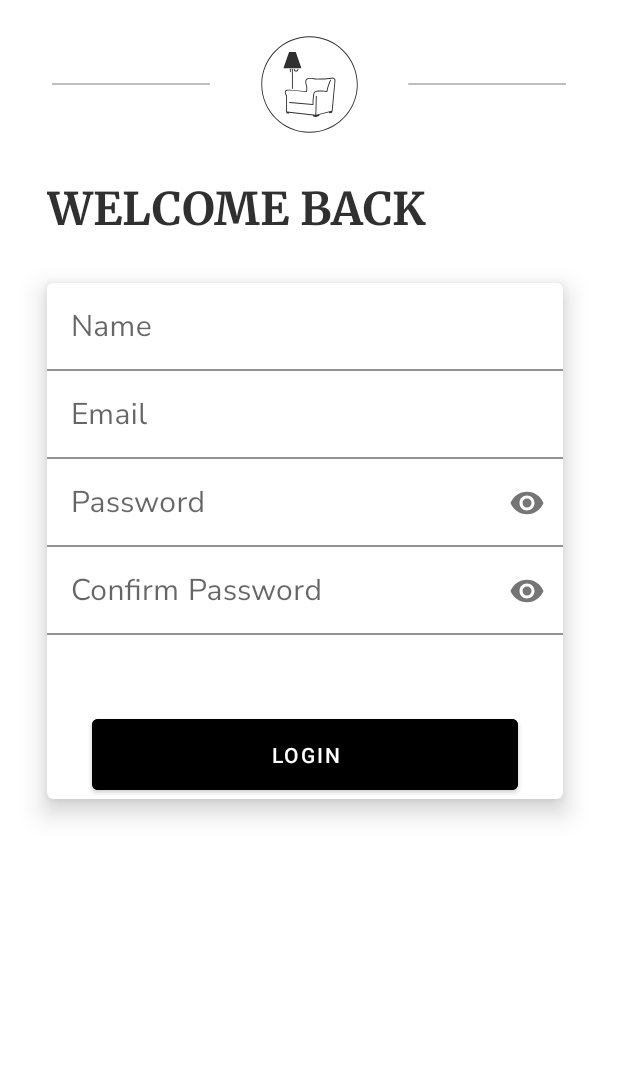
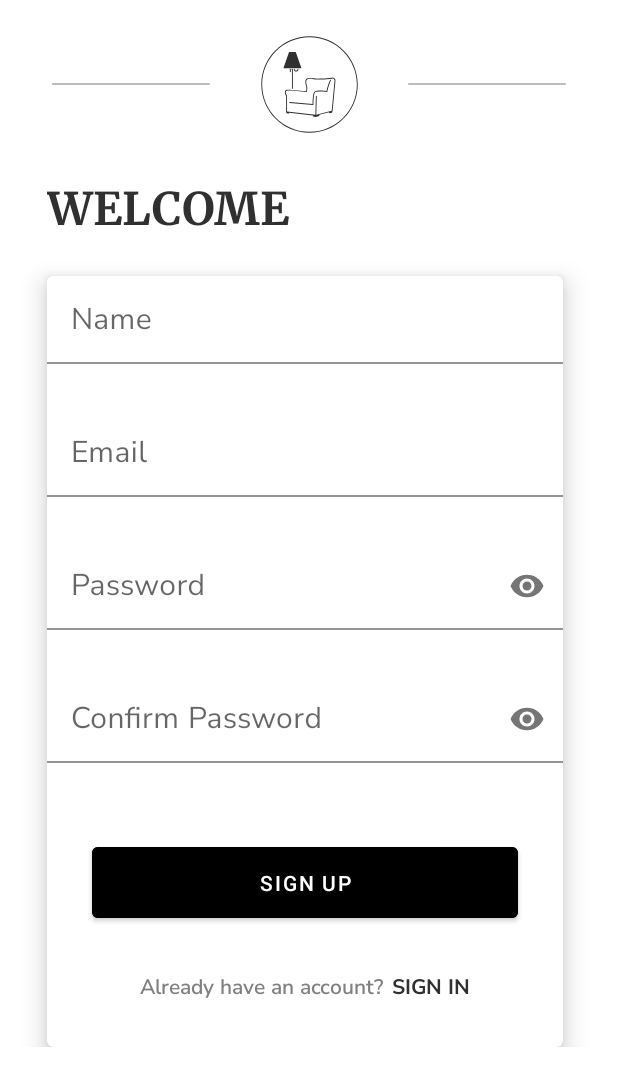
Before and after one commit to raulzitoe/Furniture-Shopping-Android-App, an Android app: the SignUpFragment screen opened through its navigation route, on a phone screen of 412 x 824 dp. Shown: the top 1086 px of the screen. Run offline under Robolectric (Android 15) with nearby library versions, the phone set to English and light mode, and no system bars; our stand-ins replace data binding.

Commit message:
added scrollview to layouts, finished signup fragment layout, added navigation actions between fragments

```diff
--- a/app/src/main/java/com/group/furniture_shopping_android_app/SignUpFragment.kt
+++ b/app/src/main/java/com/group/furniture_shopping_android_app/SignUpFragment.kt
@@ -5,55 +5,28 @@ import androidx.fragment.app.Fragment
 import android.view.LayoutInflater
 import android.view.View
 import android.view.ViewGroup
+import androidx.navigation.Navigation
+import com.group.furniture_shopping_android_app.databinding.FragmentSecondBinding
+import com.group.furniture_shopping_android_app.databinding.FragmentSignUpBinding
 
-// TODO: Rename parameter arguments, choose names that match
-// the fragment initialization parameters, e.g. ARG_ITEM_NUMBER
-private const val ARG_PARAM1 = "param1"
-private const val ARG_PARAM2 = "param2"
+class SignUpFragment : Fragment() {
 
-/**
- * A simple [Fragment] subclass.
- * Use the [SignUpFragment.newInstance] factory method to
- * create an instance of this fragment.
- */
-class SignUpFragment : Fragment() {
-    // TODO: Rename and change types of parameters
-    private var param1: String? = null
-    private var param2: String? = null
-
-    override fun onCreate(savedInstanceState: Bundle?) {
-        super.onCreate(savedInstanceState)
-        arguments?.let {
-            param1 = it.getString(ARG_PARAM1)
-            param2 = it.getString(ARG_PARAM2)
-        }
-    }
+    private lateinit var binding: FragmentSignUpBinding
 
     override fun onCreateView(
         inflater: LayoutInflater, container: ViewGroup?,
         savedInstanceState: Bundle?
     ): View? {
         // Inflate the layout for this fragment
-        return inflater.inflate(R.layout.fragment_sign_up, container, false)
+        binding = FragmentSignUpBinding.inflate(layoutInflater)
+        return binding.root
     }
 
-    companion object {
-        /**
-         * Use this factory method to create a new instance of
-         * this fragment using the provided parameters.
-         *
-         * @param param1 Parameter 1.
-         * @param param2 Parameter 2.
-         * @return A new instance of fragment SignUpFragment.
-         */
-        // TODO: Rename and change types and number of parameters
-        @JvmStatic
-        fun newInstance(param1: String, param2: String) =
-            SignUpFragment().apply {
-                arguments = Bundle().apply {
-                    putString(ARG_PARAM1, param1)
-                    putString(ARG_PARAM2, param2)
-                }
-            }
+    override fun onViewCreated(view: View, savedInstanceState: Bundle?) {
+        super.onViewCreated(view, savedInstanceState)
+        binding.tvSignup.setOnClickListener {
+            Navigation.findNavController(view).navigate(R.id.action_signUpFragment_to_secondFragment)
+        }
     }
+
 }
--- /dev/null
+++ b/app/src/main/res/font/nunito_sans_bold.xml
@@ -0,0 +1,7 @@
+<?xml version="1.0" encoding="utf-8"?>
+<font-family xmlns:app="http://schemas.android.com/apk/res-auto"
+        app:fontProviderAuthority="com.google.android.gms.fonts"
+        app:fontProviderPackage="com.google.android.gms"
+        app:fontProviderQuery="name=Nunito Sans&amp;weight=700"
+        app:fontProviderCerts="@array/com_google_android_gms_fonts_certs">
+</font-family>
--- a/app/src/main/res/layout/fragment_sign_up.xml
+++ b/app/src/main/res/layout/fragment_sign_up.xml
@@ -6,6 +6,10 @@
     <data>
 
     </data>
+
+    <ScrollView
+        android:layout_width="match_parent"
+        android:layout_height="match_parent">
 
         <androidx.constraintlayout.widget.ConstraintLayout
             android:layout_width="match_parent"
@@ -55,7 +59,7 @@
                 android:layout_marginStart="30dp"
                 android:layout_marginTop="62dp"
                 android:fontFamily="@font/merriweather_bold"
-            android:text="@string/welcome_back"
+                android:text="@string/welcome"
                 android:textColor="@color/font_black"
                 android:textSize="30sp"
                 app:layout_constraintStart_toStartOf="parent"
@@ -65,7 +69,7 @@
                 android:layout_width="match_parent"
                 android:layout_height="wrap_content"
                 android:layout_marginStart="30dp"
-            android:layout_marginTop="30dp"
+                android:layout_marginTop="25dp"
                 android:layout_marginEnd="35dp"
                 android:background="@color/white"
                 app:cardCornerRadius="4dp"
@@ -99,6 +103,7 @@
                         android:id="@+id/signup_email"
                         android:layout_width="match_parent"
                         android:layout_height="wrap_content"
+                        android:layout_marginTop="30dp"
                         android:hint="@string/email"
                         app:boxBackgroundColor="@color/white"
                         app:endIconMode="clear_text"
@@ -111,16 +116,17 @@
                             android:fontFamily="@font/nunito_sans"
                             android:textSize="20sp" />
                     </com.google.android.material.textfield.TextInputLayout>
+
                     <com.google.android.material.textfield.TextInputLayout
                         android:id="@+id/signup_password"
                         android:layout_width="match_parent"
                         android:layout_height="wrap_content"
+                        android:layout_marginTop="30dp"
                         android:hint="@string/password"
                         app:boxBackgroundColor="@color/white"
                         app:endIconMode="password_toggle"
                         app:layout_constraintStart_toStartOf="parent"
-                    app:layout_constraintTop_toBottomOf="@id/signup_email"
-                    >
+                        app:layout_constraintTop_toBottomOf="@id/signup_email">
 
                         <com.google.android.material.textfield.TextInputEditText
                             android:layout_width="match_parent"
@@ -129,16 +135,17 @@
                             android:inputType="textPassword"
                             android:textSize="20sp" />
                     </com.google.android.material.textfield.TextInputLayout>
+
                     <com.google.android.material.textfield.TextInputLayout
                         android:id="@+id/signup_confirm_password"
                         android:layout_width="match_parent"
                         android:layout_height="wrap_content"
+                        android:layout_marginTop="30dp"
                         android:hint="@string/confirm_password"
                         app:boxBackgroundColor="@color/white"
                         app:endIconMode="password_toggle"
                         app:layout_constraintStart_toStartOf="parent"
-                    app:layout_constraintTop_toBottomOf="@id/signup_password"
-                    >
+                        app:layout_constraintTop_toBottomOf="@id/signup_password">
 
                         <com.google.android.material.textfield.TextInputEditText
                             android:layout_width="match_parent"
@@ -147,8 +154,9 @@
                             android:inputType="textPassword"
                             android:textSize="20sp" />
                     </com.google.android.material.textfield.TextInputLayout>
+
                     <Button
-                    android:id="@+id/btn_get_started"
+                        android:id="@+id/btn_signup"
                         android:layout_width="0dp"
                         android:layout_height="wrap_content"
                         android:layout_marginStart="30dp"
@@ -157,14 +165,44 @@
                         android:backgroundTint="@color/black"
                         android:paddingTop="14dp"
                         android:paddingBottom="14dp"
-                    android:text="@string/login"
+                        android:text="@string/sign_up"
                         android:textColor="@color/white"
                         app:layout_constraintEnd_toEndOf="parent"
                         app:layout_constraintHorizontal_bias="0.5"
                         app:layout_constraintStart_toStartOf="parent"
                         app:layout_constraintTop_toBottomOf="@+id/signup_confirm_password" />
 
+                    <TextView
+                        android:id="@+id/textView6"
+                        android:layout_width="wrap_content"
+                        android:layout_height="wrap_content"
+                        android:layout_marginTop="30dp"
+                        android:layout_marginBottom="30dp"
+                        android:fontFamily="@font/nunito_sans_semibold"
+                        android:text="@string/already_have_account"
+                        android:textColor="@color/light_gray_2"
+                        app:layout_constraintBottom_toBottomOf="parent"
+                        app:layout_constraintEnd_toStartOf="@+id/tv_signup"
+                        app:layout_constraintHorizontal_bias="0.5"
+                        app:layout_constraintHorizontal_chainStyle="packed"
+                        app:layout_constraintStart_toStartOf="parent"
+                        app:layout_constraintTop_toBottomOf="@id/btn_signup" />
+
+                    <TextView
+                        android:id="@+id/tv_signup"
+                        android:layout_width="wrap_content"
+                        android:layout_height="wrap_content"
+                        android:layout_marginStart="5dp"
+                        android:fontFamily="@font/nunito_sans_bold"
+                        android:text="@string/sign_in"
+                        android:textColor="@color/font_black"
+                        app:layout_constraintEnd_toEndOf="parent"
+                        app:layout_constraintHorizontal_bias="0.5"
+                        app:layout_constraintStart_toEndOf="@+id/textView6"
+                        app:layout_constraintTop_toTopOf="@id/textView6" />
+
                 </androidx.constraintlayout.widget.ConstraintLayout>
             </com.google.android.material.card.MaterialCardView>
         </androidx.constraintlayout.widget.ConstraintLayout>
+    </ScrollView>
 </layout>
--- a/app/src/main/res/navigation/nav_graph.xml
+++ b/app/src/main/res/navigation/nav_graph.xml
@@ -27,5 +27,9 @@
         android:id="@+id/signUpFragment"
         android:name="com.group.furniture_shopping_android_app.SignUpFragment"
         android:label="fragment_sign_up"
-        tools:layout="@layout/fragment_sign_up" />
+        tools:layout="@layout/fragment_sign_up" >
+        <action
+            android:id="@+id/action_signUpFragment_to_secondFragment"
+            app:destination="@id/secondFragment" />
+    </fragment>
 </navigation>
--- a/app/src/main/res/values/preloaded_fonts.xml
+++ b/app/src/main/res/values/preloaded_fonts.xml
@@ -4,6 +4,7 @@
         <item>@font/merriweather</item>
         <item>@font/merriweather_bold</item>
         <item>@font/nunito_sans</item>
+        <item>@font/nunito_sans_bold</item>
         <item>@font/nunito_sans_semibold</item>
     </array>
 </resources>
--- a/app/src/main/res/values/strings.xml
+++ b/app/src/main/res/values/strings.xml
@@ -9,6 +9,7 @@
     <string name="get_started_content_description">Background image of a living room with a sofa</string>
     <string name="hello">Hello!</string>
     <string name="welcome_back">WELCOME BACK</string>
+    <string name="welcome">WELCOME</string>
     <string name="email">Email</string>
     <string name="password">Password</string>
     <string name="hint_your_email">Insert your email</string>
@@ -18,4 +19,6 @@
     <string name="sign_up">SIGN UP</string>
     <string name="name">Name</string>
     <string name="confirm_password">Confirm Password</string>
+    <string name="already_have_account">Already have an account?</string>
+    <string name="sign_in">SIGN IN</string>
 </resources>
--- a/build.gradle
+++ b/build.gradle
@@ -1,7 +1,7 @@
 // Top-level build file where you can add configuration options common to all sub-projects/modules.
 plugins {
-    id 'com.android.application' version '7.1.0' apply false
-    id 'com.android.library' version '7.1.0' apply false
+    id 'com.android.application' version '7.1.1' apply false
+    id 'com.android.library' version '7.1.1' apply false
     id 'org.jetbrains.kotlin.android' version '1.6.10' apply false
 }
 
```
Also changed, not shown: app/src/main/res/layout/fragment_first.xml (+17 -12 lines), app/src/main/res/layout/fragment_second.xml (+48 -50 lines). Lines whose indentation alone changed are shown as unchanged.
